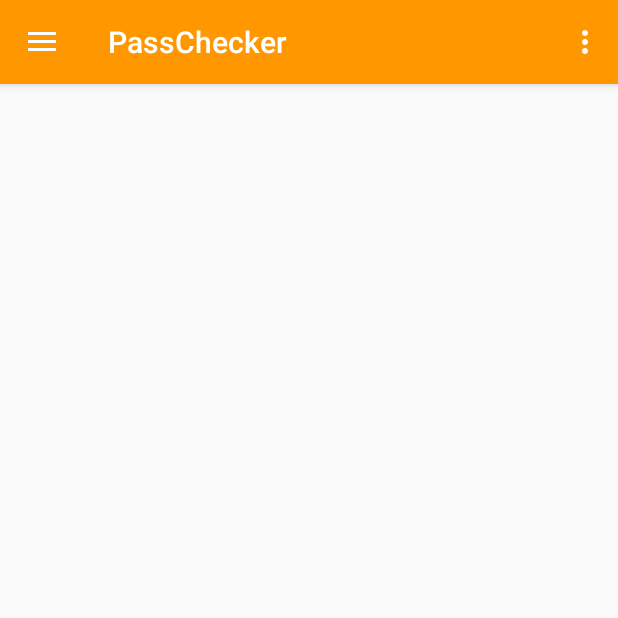
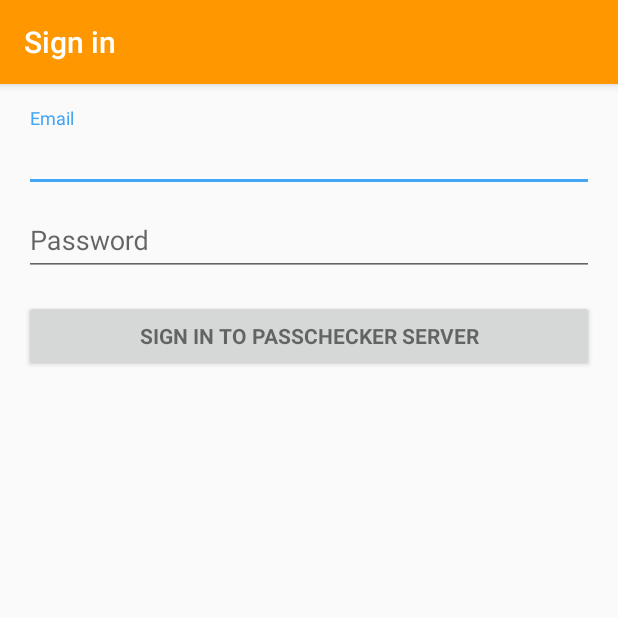
Before and after one commit to leoforney/PassChecker, an Android app: the screen it shows after launch (MainActivity before the commit, LoginActivity after it), on a phone screen of 412 x 824 dp, the top half of it. Run offline under Robolectric (Android 15) with nearby library versions, the phone set to English and light mode, and no system bars; 2 statements that could not run were skipped.

Commit message:
Minor work on credentials and intent to take to MainActivity

```diff
--- a/app/src/main/java/tk/leoforney/passchecker/CredentialsManager.java
+++ b/app/src/main/java/tk/leoforney/passchecker/CredentialsManager.java
@@ -43,13 +43,11 @@
     }
 
     boolean alreadyExists() {
-        if (!(getToken() == null) && !(getName() == null)) {
-            return true;
-        }
-        return false;
+        return !(getToken().equals("")) && !(getName().equals(""));
     }
 
     void setDisplayData(MainActivity mainActivity) {
+        Log.d("CredentialsManager", "Display data requested");
 
         View headerLayout = mainActivity.navigationView.getHeaderView(0); // 0-index header
 
@@ -77,5 +75,4 @@
         editor.putString("email", split[0]);
         editor.apply();
     }
-
 }
--- a/app/src/main/java/tk/leoforney/passchecker/LoginActivity.java
+++ b/app/src/main/java/tk/leoforney/passchecker/LoginActivity.java
@@ -6,6 +6,7 @@
 import android.app.Activity;
 import android.app.LoaderManager.LoaderCallbacks;
 import android.content.CursorLoader;
+import android.content.Intent;
 import android.content.Loader;
 import android.content.pm.PackageManager;
 import android.database.Cursor;
@@ -360,6 +361,7 @@
             showProgress(false);
 
             if (success) {
+                startActivity(new Intent(activity, MainActivity.class));
                 finish();
             } else {
                 mPasswordView.setError(getString(R.string.error_incorrect_password));
@@ -376,8 +378,8 @@
 
         private String decode(String url) {
             try {
-                String prevURL="";
-                String decodeURL=url;
+                String prevURL = "";
+                String decodeURL = url;
                 while(!prevURL.equals(decodeURL)) {
                     prevURL = decodeURL;
                     decodeURL = URLDecoder.decode( decodeURL, "UTF-8" );
--- a/app/src/main/java/tk/leoforney/passchecker/MainActivity.java
+++ b/app/src/main/java/tk/leoforney/passchecker/MainActivity.java
@@ -33,7 +33,7 @@
 
         if (!CredentialsManager.getInstance(this).alreadyExists()) {
             startActivity(new Intent(this, LoginActivity.class));
-            //finish();
+            finish();
         }
 
         Toolbar toolbar = findViewById(R.id.toolbar);
@@ -58,6 +58,11 @@
         navigationView = findViewById(R.id.nav_view);
         navigationView.setNavigationItemSelectedListener(this);
 
+        CredentialsManager.getInstance(this).setDisplayData(this);
+
+        if (listFrag == null) {
+            listFrag = PassListFragment.newInstance();
+        }
         navigationView.getMenu().getItem(0).setChecked(true);
         FragmentTransaction transaction = fm.beginTransaction();
         transaction.replace(R.id.contentFragment, listFrag).commit();
--- a/app/src/main/java/tk/leoforney/passchecker/PassListFragment.java
+++ b/app/src/main/java/tk/leoforney/passchecker/PassListFragment.java
@@ -51,6 +51,8 @@
         super.onCreate(savedInstanceState);
         client = new OkHttpClient.Builder().connectTimeout(3L, TimeUnit.SECONDS).build();
         gson = new Gson();
+
+        Log.d(PassListFragment.class.getName(), "PassList requested");
     }
 
     @Override
@@ -89,7 +91,6 @@
         if (recyclerView != null) {
             final Context context = recyclerView.getContext();
             recyclerView.setLayoutManager(new LinearLayoutManager(context));
-            /*
             client.newCall(carRequest).enqueue(new Callback() {
                 @Override
                 public void onFailure(Call call, IOException e) {
@@ -103,16 +104,16 @@
                     Type listType = new TypeToken<ArrayList<Student>>() {
                     }.getType();
                     List<Student> studentList = gson.fromJson(body, listType);
-                    //adapter = new StudentListAdapter(studentList);
+                    adapter = new StudentListAdapter(studentList);
                     Objects.requireNonNull(getActivity()).runOnUiThread(new Runnable() {
                         @Override
                         public void run() {
-                            //recyclerView.setAdapter(adapter);
+                            recyclerView.setAdapter(adapter);
                             swipeRefreshLayout.setRefreshing(false);
                         }
                     });
                 }
-            }); */
+            });
         }
         swipeRefreshLayout.setRefreshing(false);
     }
--- a/app/src/main/res/values/strings.xml
+++ b/app/src/main/res/values/strings.xml
@@ -6,7 +6,7 @@
     <string name="nav_header_subtitle">android.studio@android.com</string>
     <string name="nav_header_desc">Navigation header</string>
     <string name="action_settings">Settings</string>
-    <string name="server_url">192.168.86.60:4567</string>
+    <string name="server_url">192.168.86.211:4567</string>
     <string name="token">Zm9ybmU2OTVAd3Rocy5uZXQ6ZGFyeWxlbzE=</string>
 
     <string name="title_activity_login">Sign in</string>
```
